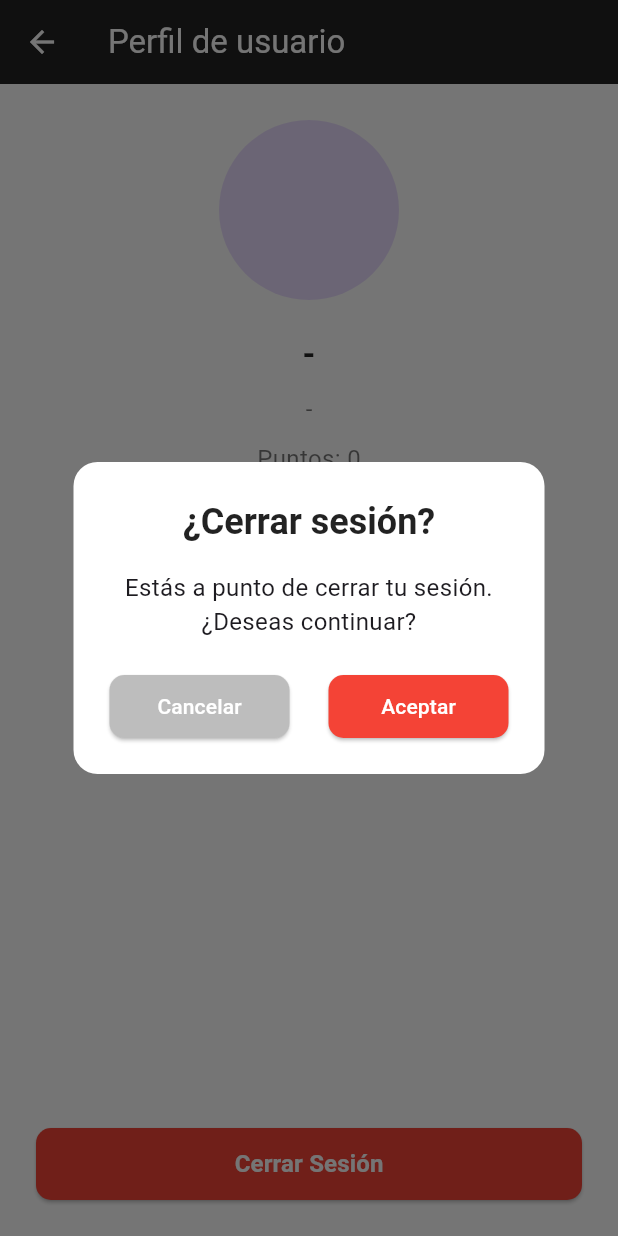
After one commit to Adhemar03/yachay, a Flutter app: the GameModeScreen screen opened directly, item 2 of the bottom bar chosen, after a tap on "Cerrar Sesión", on a phone screen of 412 x 824 dp. The commit adds this screen. Run offline on Flutter 3.47's test engine with Material 3 defaults, Android fonts, the phone set to English and light mode, and no system bars; our stand-ins replace shared_preferences, supabase_flutter; accounts and stored records are empty.

Commit message:
Implementacion de la opcionde cerrar sesion

```diff
--- a/lib/game_mode_screen.dart
+++ b/lib/game_mode_screen.dart
@@ -6,6 +6,7 @@ import 'screens/timer_mode_screen.dart';
 import 'screens/category_mode_screen.dart';
 import 'screens/quick_mode_screen.dart';
 import 'screens/daily_challenge_screen.dart';
+import 'screens/perfil_screen.dart';
 
 class GameModeScreen extends StatefulWidget {
   const GameModeScreen({super.key});
@@ -20,6 +21,8 @@ class _GameModeScreenState extends State<GameModeScreen> {
   String? username;
   bool loadingPoints = true;
 
+  int _selectedIndex = 2;
+
   @override
   void initState() {
     super.initState();
@@ -30,7 +33,9 @@ class _GameModeScreenState extends State<GameModeScreen> {
     final prefs = await SharedPreferences.getInstance();
     final id = prefs.getInt('user_id');
     if (id != null) {
-      setState(() { userId = id; });
+      setState(() {
+        userId = id;
+      });
       // Consultar puntos y username en Supabase
       final userRow = await Supabase.instance.client
           .from('users')
@@ -43,7 +48,9 @@ class _GameModeScreenState extends State<GameModeScreen> {
         loadingPoints = false;
       });
     } else {
-      setState(() { loadingPoints = false; });
+      setState(() {
+        loadingPoints = false;
+      });
     }
   }
 
@@ -62,19 +69,27 @@ class _GameModeScreenState extends State<GameModeScreen> {
               children: [
                 Row(
                   children: [
-                    const Icon(Icons.attach_money, color: Colors.yellow, size: 28),
+                    const Icon(
+                      Icons.attach_money,
+                      color: Colors.yellow,
+                      size: 28,
+                    ),
                     const SizedBox(width: 4),
                     Container(
-                      padding: const EdgeInsets.symmetric(horizontal: 30, vertical: 4),
+                      padding: const EdgeInsets.symmetric(
+                        horizontal: 30,
+                        vertical: 4,
+                      ),
                       decoration: BoxDecoration(
                         color: Colors.teal,
                         borderRadius: BorderRadius.circular(20),
                       ),
                       child: Text(
-                        loadingPoints
-                            ? '...'
-                            : (userPoints?.toString() ?? '0'),
-                        style: const TextStyle(color: Colors.white, fontWeight: FontWeight.bold),
+                        loadingPoints ? '...' : (userPoints?.toString() ?? '0'),
+                        style: const TextStyle(
+                          color: Colors.white,
+                          fontWeight: FontWeight.bold,
+                        ),
                       ),
                     ),
                   ],
@@ -87,10 +102,11 @@ class _GameModeScreenState extends State<GameModeScreen> {
                     ),
                     const SizedBox(height: 4),
                     Text(
-                      loadingPoints
-                          ? '...'
-                          : (username ?? 'Usuario'),
-                      style: const TextStyle(color: Colors.white, fontWeight: FontWeight.bold),
+                      loadingPoints ? '...' : (username ?? 'Usuario'),
+                      style: const TextStyle(
+                        color: Colors.white,
+                        fontWeight: FontWeight.bold,
+                      ),
                     ),
                   ],
                 ),
@@ -99,14 +115,20 @@ class _GameModeScreenState extends State<GameModeScreen> {
                     const Icon(Icons.favorite, color: Colors.red, size: 26),
                     const SizedBox(width: 4),
                     Container(
-                      padding: const EdgeInsets.symmetric(horizontal: 8, vertical: 4),
+                      padding: const EdgeInsets.symmetric(
+                        horizontal: 8,
+                        vertical: 4,
+                      ),
                       decoration: BoxDecoration(
                         color: Colors.teal,
                         borderRadius: BorderRadius.circular(20),
                       ),
                       child: const Text(
                         "5:00",
-                        style: TextStyle(color: Colors.white, fontWeight: FontWeight.bold),
+                        style: TextStyle(
+                          color: Colors.white,
+                          fontWeight: FontWeight.bold,
+                        ),
                       ),
                     ),
                   ],
@@ -134,7 +156,11 @@ class _GameModeScreenState extends State<GameModeScreen> {
 
           const Text(
             "Selecciona el modo de juego",
-            style: TextStyle(fontSize: 20, fontWeight: FontWeight.bold, color: Colors.black87),
+            style: TextStyle(
+              fontSize: 20,
+              fontWeight: FontWeight.bold,
+              color: Colors.black87,
+            ),
           ),
 
           const SizedBox(height: 20),
@@ -146,27 +172,83 @@ class _GameModeScreenState extends State<GameModeScreen> {
               mainAxisSpacing: 16,
               crossAxisSpacing: 16,
               children: [
-                _buildModeButton("Clásico", onTap: () {
-                  Navigator.push(context, MaterialPageRoute(builder: (_) => const ClasicoScreen()));
-                }),
-                _buildModeButton("Contrarreloj", onTap: () {
-                  Navigator.push(context, MaterialPageRoute(builder: (_) => const ContrarrelojScreen()));
-                }),
-                _buildModeButton("Elegir\ncategoría", onTap: () {
-                  Navigator.push(context, MaterialPageRoute(builder: (_) => const CategoriaScreen()));
-                }),
-                _buildModeButton("Partida\nrápida", onTap: () {
-                  Navigator.push(context, MaterialPageRoute(builder: (_) => const QuickModeScreen()));
-                }),
-                _buildModeButton("Desafío\ndiario", icon: Icons.star, onTap: () {
-                  Navigator.push(context, MaterialPageRoute(builder: (_) => const DailyChallengeScreen()));
-                }),
+                _buildModeButton(
+                  "Clásico",
+                  onTap: () {
+                    Navigator.push(
+                      context,
+                      MaterialPageRoute(builder: (_) => const ClasicoScreen()),
+                    );
+                  },
+                ),
+                _buildModeButton(
+                  "Contrarreloj",
+                  onTap: () {
+                    Navigator.push(
+                      context,
+                      MaterialPageRoute(
+                        builder: (_) => const ContrarrelojScreen(),
+                      ),
+                    );
+                  },
+                ),
+                _buildModeButton(
+                  "Elegir\ncategoría",
+                  onTap: () {
+                    Navigator.push(
+                      context,
+                      MaterialPageRoute(
+                        builder: (_) => const CategoriaScreen(),
+                      ),
+                    );
+                  },
+                ),
+                _buildModeButton(
+                  "Partida\nrápida",
+                  onTap: () {
+                    Navigator.push(
+                      context,
+                      MaterialPageRoute(
+                        builder: (_) => const QuickModeScreen(),
+                      ),
+                    );
+                  },
+                ),
+                _buildModeButton(
+                  "Desafío\ndiario",
+                  icon: Icons.star,
+                  onTap: () {
+                    Navigator.push(
+                      context,
+                      MaterialPageRoute(
+                        builder: (_) => const DailyChallengeScreen(),
+                      ),
+                    );
+                  },
+                ),
               ],
             ),
           ),
         ],
       ),
       bottomNavigationBar: BottomNavigationBar(
+        currentIndex: _selectedIndex,
+        onTap: (index) {
+          setState(() {
+            _selectedIndex = index;
+          });
+
+          // Lógica de navegación
+          switch (index) {
+            case 1: //Perfil
+              Navigator.push(
+                context,
+                MaterialPageRoute(builder: (_) => const PerfilScreen()),
+              );
+              break;
+            // Puedes agregar más si luego quieres que otros botones abran pantallas
+          }
+        },
         backgroundColor: Colors.black87,
         selectedItemColor: Colors.teal,
         unselectedItemColor: Colors.white,
--- a/lib/main.dart
+++ b/lib/main.dart
@@ -3,23 +3,30 @@ import 'package:yachay/core/app_colors.dart';
 // import 'game_mode_screen.dart';
 import 'screens/iniciar_secion.dart';
 import 'package:supabase_flutter/supabase_flutter.dart';
+import 'package:shared_preferences/shared_preferences.dart';
+import 'package:yachay/game_mode_screen.dart';
 
 void main() async {
+  WidgetsFlutterBinding.ensureInitialized();
   await Supabase.initialize(
     url: 'https://xbdtenznssbragnduobc.supabase.co',
     anonKey:
         'eyJhbGciOiJIUzI1NiIsInR5cCI6IkpXVCJ9.eyJpc3MiOiJzdXBhYmFzZSIsInJlZiI6InhiZHRlbnpuc3NicmFnbmR1b2JjIiwicm9sZSI6ImFub24iLCJpYXQiOjE3NTgwNzYxNDIsImV4cCI6MjA3MzY1MjE0Mn0.bZe5KFXKqx329uXdIL5Y7HDT3b-1uL3y_fatESptQqk',
   );
-  runApp(const MyApp());
+  final prefs = await SharedPreferences.getInstance();
+  final isLogged = prefs.getBool('is_logged') ?? false;
+  runApp(MyApp(isLoggedIn: isLogged));
 }
 
 class MyApp extends StatelessWidget {
-  const MyApp({super.key});
+  final bool isLoggedIn;
+  const MyApp({required this.isLoggedIn, super.key});
 
   @override
   Widget build(BuildContext context) {
     return MaterialApp(
-      title: 'Juego de Preguntas',
+      //title: 'Juego de Preguntas',
+      title: 'Yachay Trivia',
       debugShowCheckedModeBanner: false,
       theme: ThemeData(
         primarySwatch: Colors.teal,
@@ -29,7 +36,7 @@ class MyApp extends StatelessWidget {
           foregroundColor: Colors.white,
         ),
       ),
-      home: const ScreenIniciarSecion(),
+      home: isLoggedIn ? const GameModeScreen() : const ScreenIniciarSecion(),
     );
   }
 }
--- /dev/null
+++ b/lib/screens/perfil_screen.dart
@@ -0,0 +1,235 @@
+import 'package:flutter/material.dart';
+import 'package:shared_preferences/shared_preferences.dart';
+import 'package:supabase_flutter/supabase_flutter.dart';
+import 'iniciar_secion.dart';
+
+class PerfilScreen extends StatefulWidget {
+  const PerfilScreen({super.key});
+
+  @override
+  State<PerfilScreen> createState() => _PerfilScreenState();
+}
+
+class _PerfilScreenState extends State<PerfilScreen> {
+  String? username;
+  String? email;
+  int? userPoints;
+  bool loading = true;
+  bool _loadingLogout = false;
+
+  @override
+  void initState() {
+    super.initState();
+    _loadUser();
+  }
+
+  Future<void> _loadUser() async {
+    final prefs = await SharedPreferences.getInstance();
+    final id = prefs.getInt('user_id');
+
+    if (id != null) {
+      final userRow = await Supabase.instance.client
+          .from('users')
+          .select('username, email, in_game_points')
+          .eq('user_id', id)
+          .maybeSingle();
+
+      if (userRow != null) {
+        setState(() {
+          username = userRow['username'] as String?;
+          email = userRow['email'] as String?;
+          userPoints = userRow['in_game_points'] as int?;
+          loading = false;
+        });
+      } else {
+        setState(() => loading = false);
+      }
+    } else {
+      setState(() => loading = false);
+    }
+  }
+
+  Future<void> _confirmLogout() async {
+    final bool? confirmar = await showDialog(
+      context: context,
+      barrierDismissible: false,
+      builder: (context) => AlertDialog(
+        backgroundColor: Colors.white,
+        shape: RoundedRectangleBorder(borderRadius: BorderRadius.circular(16)),
+        title: const Center(
+          child: Text(
+            "¿Cerrar sesión?",
+            style: TextStyle(
+              fontWeight: FontWeight.bold,
+              color: Colors.black87,
+            ),
+          ),
+        ),
+        content: const Text(
+          "Estás a punto de cerrar tu sesión.\n¿Deseas continuar?",
+          textAlign: TextAlign.center,
+          style: TextStyle(fontSize: 16),
+        ),
+        actionsAlignment: MainAxisAlignment.center,
+        actions: [
+          SizedBox(
+            width: 120,
+            height: 42,
+            child: ElevatedButton(
+              onPressed: () => Navigator.of(context).pop(false),
+              style: ButtonStyle(
+                backgroundColor: MaterialStateProperty.all(
+                  Colors.grey.shade400,
+                ),
+                foregroundColor: MaterialStateProperty.all(Colors.white),
+                shape: MaterialStateProperty.all(
+                  RoundedRectangleBorder(
+                    borderRadius: BorderRadius.circular(10),
+                  ),
+                ),
+              ),
+              child: const Text("Cancelar"),
+            ),
+          ),
+          const SizedBox(width: 10),
+          SizedBox(
+            width: 120,
+            height: 42,
+            child: ElevatedButton(
+              onPressed: () => Navigator.of(context).pop(true),
+              style: ButtonStyle(
+                backgroundColor: MaterialStateProperty.all(Colors.red),
+                foregroundColor: MaterialStateProperty.all(Colors.white),
+                shape: MaterialStateProperty.all(
+                  RoundedRectangleBorder(
+                    borderRadius: BorderRadius.circular(10),
+                  ),
+                ),
+              ),
+              child: const Text("Aceptar"),
+            ),
+          ),
+        ],
+      ),
+    );
+
+    if (confirmar == true) {
+      _logout();
+    }
+  }
+
+  Future<void> _logout() async {
+    setState(() => _loadingLogout = true);
+
+    final prefs = await SharedPreferences.getInstance();
+    await prefs.clear();
+    await Supabase.instance.client.auth.signOut();
+
+    setState(() => _loadingLogout = false);
+
+    if (context.mounted) {
+      Navigator.pushAndRemoveUntil(
+        context,
+        MaterialPageRoute(builder: (_) => const ScreenIniciarSecion()),
+        (route) => false,
+      );
+    }
+  }
+
+  @override
+  Widget build(BuildContext context) {
+    return Scaffold(
+      backgroundColor: Colors.white,
+      appBar: AppBar(
+        backgroundColor: Colors.black87,
+        title: const Text(
+          "Perfil de usuario",
+          style: TextStyle(color: Colors.white),
+        ),
+        iconTheme: const IconThemeData(color: Colors.white),
+      ),
+      body: loading
+          ? const Center(child: CircularProgressIndicator())
+          : Padding(
+              padding: const EdgeInsets.all(24),
+              child: Column(
+                mainAxisAlignment: MainAxisAlignment.spaceBetween,
+                children: [
+                  // Contenido superior
+                  Column(
+                    children: [
+                      const CircleAvatar(
+                        radius: 60,
+                        backgroundImage: AssetImage("assets/logo.png"),
+                      ),
+                      const SizedBox(height: 20),
+                      Text(
+                        username ?? '-',
+                        style: const TextStyle(
+                          fontSize: 22,
+                          fontWeight: FontWeight.bold,
+                          color: Colors.black87,
+                        ),
+                      ),
+                      const SizedBox(height: 10),
+                      Text(
+                        email ?? '-',
+                        style: const TextStyle(
+                          fontSize: 16,
+                          color: Colors.black54,
+                        ),
+                      ),
+                      const SizedBox(height: 10),
+                      Text(
+                        "Puntos: ${userPoints ?? 0}",
+                        style: const TextStyle(
+                          fontSize: 16,
+                          color: Colors.black54,
+                        ),
+                      ),
+                    ],
+                  ),
+
+                  // Botón de cerrar sesión
+                  SizedBox(
+                    width: double.infinity,
+                    height: 48,
+                    child: ElevatedButton(
+                      onPressed: _loadingLogout ? null : _confirmLogout,
+                      style: ButtonStyle(
+                        backgroundColor:
+                            MaterialStateProperty.resolveWith<Color>((states) {
+                              if (states.contains(MaterialState.pressed)) {
+                                return Colors.red.shade700;
+                              }
+                              return Colors.red;
+                            }),
+                        foregroundColor: MaterialStateProperty.all<Color>(
+                          Colors.white,
+                        ),
+                        shape:
+                            MaterialStateProperty.all<RoundedRectangleBorder>(
+                              RoundedRectangleBorder(
+                                borderRadius: BorderRadius.circular(10),
+                              ),
+                            ),
+                      ),
+                      child: _loadingLogout
+                          ? const CircularProgressIndicator.adaptive(
+                              backgroundColor: Colors.white,
+                            )
+                          : const Text(
+                              "Cerrar Sesión",
+                              style: TextStyle(
+                                fontSize: 16,
+                                fontWeight: FontWeight.bold,
+                              ),
+                            ),
+                    ),
+                  ),
+                ],
+              ),
+            ),
+    );
+  }
+}
--- a/pubspec.yaml
+++ b/pubspec.yaml
@@ -40,13 +40,13 @@ dependencies:
 dev_dependencies:
   flutter_test:
     sdk: flutter
-  flutter_bloc: ^8.1.5      # Para la gestión de estado
+  flutter_bloc: ^9.1.1      # Para la gestión de estado
   # The "flutter_lints" package below contains a set of recommended lints to
   # encourage good coding practices. The lint set provided by the package is
   # activated in the `analysis_options.yaml` file located at the root of your
   # package. See that file for information about deactivating specific lint
   # rules and activating additional ones.
-  flutter_lints: ^5.0.0
+  flutter_lints: ^6.0.0
 
 # For information on the generic Dart part of this file, see the
 # following page: https://dart.dev/tools/pub/pubspec
```
